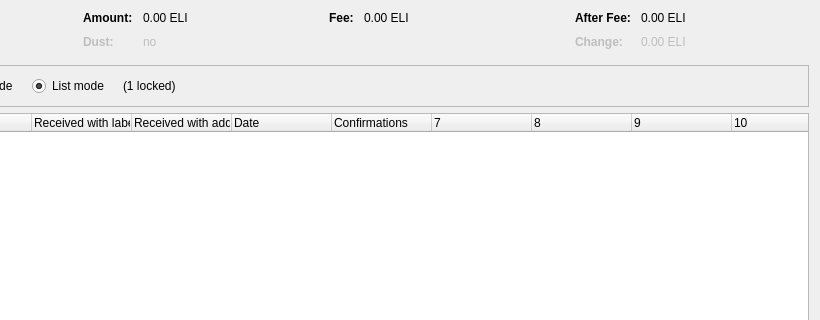
The window that src/qt/forms/coincontroldialog.ui (elicoin/elicoin) describes before a commit, drawn with Qt 5; both pictures show x 180 to 1000 and y 0 to 320 of the 1000 by 500 pixel window.
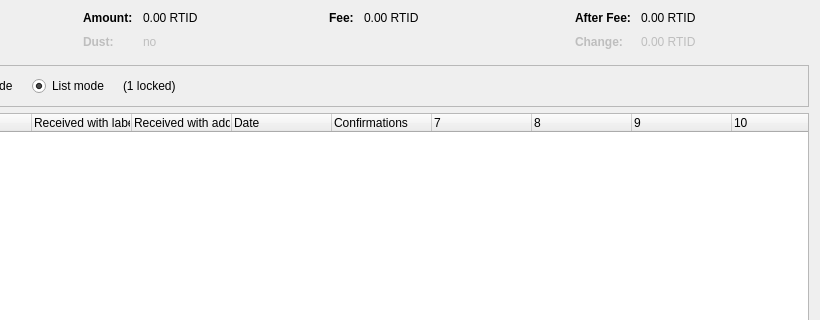
The same window after the commit. Custom widgets are drawn as their Qt base class.

```diff
--- a/src/qt/forms/coincontroldialog.ui
+++ b/src/qt/forms/coincontroldialog.ui
@@ -132,7 +132,7 @@
           <enum>Qt::ActionsContextMenu</enum>
          </property>
          <property name="text">
-          <string notr="true">0.00 ELI</string>
+          <string notr="true">0.00 RTID</string>
          </property>
          <property name="textInteractionFlags">
           <set>Qt::LinksAccessibleByMouse|Qt::TextSelectableByKeyboard|Qt::TextSelectableByMouse</set>
@@ -212,7 +212,7 @@
           <enum>Qt::ActionsContextMenu</enum>
          </property>
          <property name="text">
-          <string notr="true">0.00 ELI</string>
+          <string notr="true">0.00 RTID</string>
          </property>
          <property name="textInteractionFlags">
           <set>Qt::LinksAccessibleByMouse|Qt::TextSelectableByKeyboard|Qt::TextSelectableByMouse</set>
@@ -257,7 +257,7 @@
           <enum>Qt::ActionsContextMenu</enum>
          </property>
          <property name="text">
-          <string notr="true">0.00 ELI</string>
+          <string notr="true">0.00 RTID</string>
          </property>
          <property name="textInteractionFlags">
           <set>Qt::LinksAccessibleByMouse|Qt::TextSelectableByKeyboard|Qt::TextSelectableByMouse</set>
@@ -292,7 +292,7 @@
           <enum>Qt::ActionsContextMenu</enum>
          </property>
          <property name="text">
-          <string notr="true">0.00 ELI</string>
+          <string notr="true">0.00 RTID</string>
          </property>
          <property name="textInteractionFlags">
           <set>Qt::LinksAccessibleByMouse|Qt::TextSelectableByKeyboard|Qt::TextSelectableByMouse</set>
```
